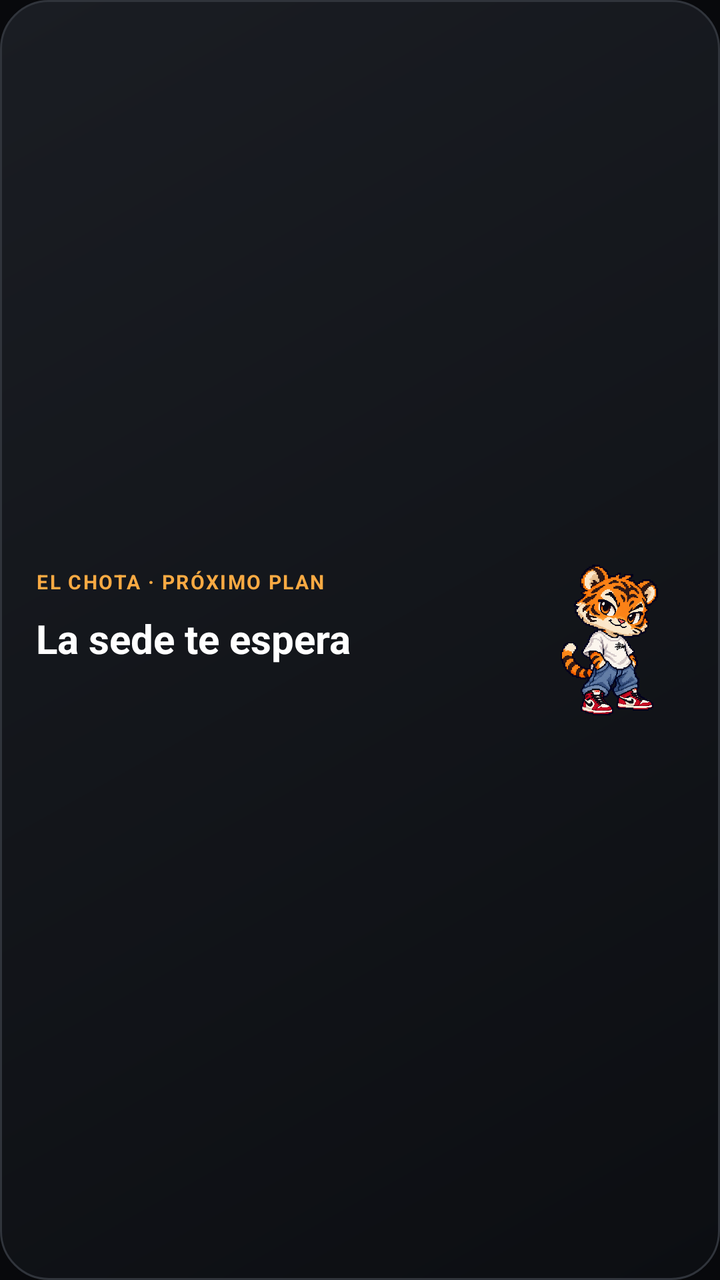
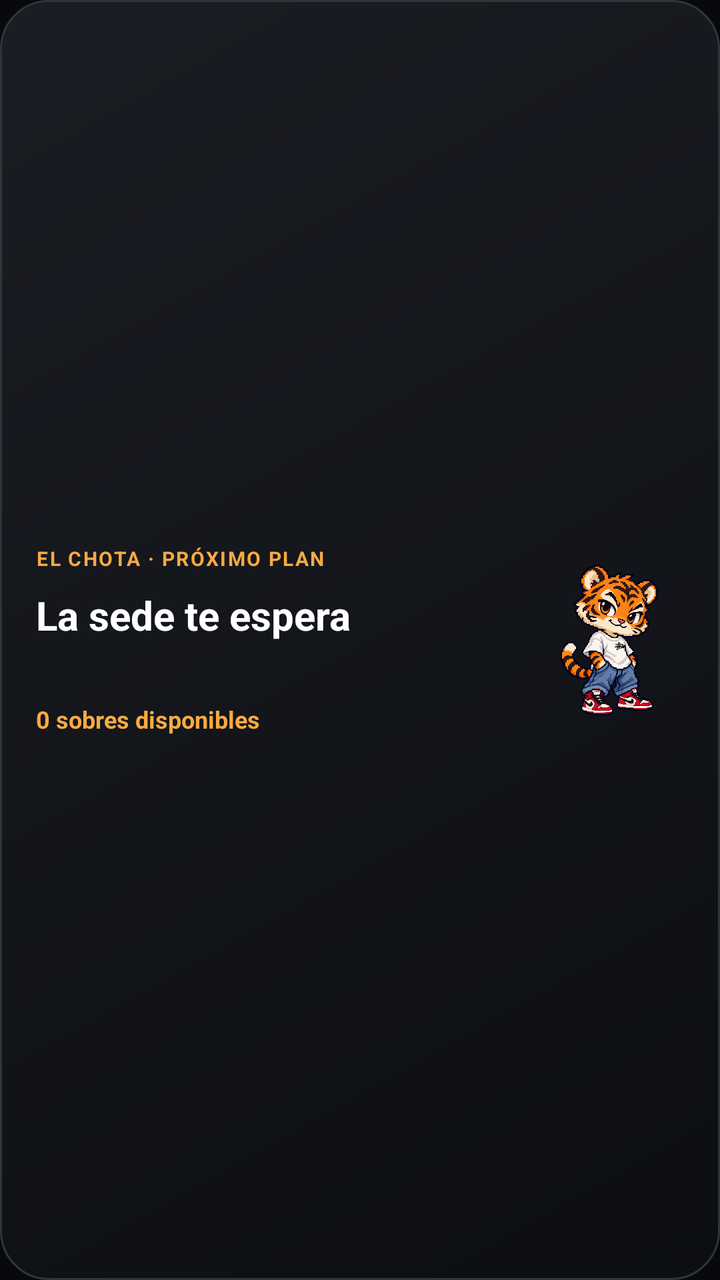

Screens rendered from an Android XML layout before and after an edit, with the pre-edit source and the edit as a unified diff.
<!-- AndroidManifest.xml: application theme AppTheme -->
<!-- res/layout/club_plan_widget.xml -->
<?xml version="1.0" encoding="utf-8"?>
<LinearLayout xmlns:android="http://schemas.android.com/apk/res/android" android:id="@+id/widget_root" android:layout_width="match_parent" android:layout_height="match_parent" android:orientation="horizontal" android:gravity="center_vertical" android:padding="18dp" android:background="@drawable/club_widget_background">
  <LinearLayout android:layout_width="0dp" android:layout_height="wrap_content" android:layout_weight="1" android:orientation="vertical">
    <TextView android:id="@+id/widget_eyebrow" android:layout_width="match_parent" android:layout_height="wrap_content" android:text="EL CHOTA · PRÓXIMO PLAN" android:textColor="#F9AA43" android:textSize="10sp" android:textStyle="bold" android:letterSpacing="0.08" />
    <TextView android:id="@+id/widget_title" android:layout_width="match_parent" android:layout_height="wrap_content" android:layout_marginTop="8dp" android:text="La sede te espera" android:textColor="#FFFFFF" android:textSize="20sp" android:textStyle="bold" android:maxLines="2" android:ellipsize="end" />
    <TextView android:id="@+id/widget_detail" android:layout_width="match_parent" android:layout_height="wrap_content" android:layout_marginTop="7dp" android:textColor="#B9BEC5" android:textSize="12sp" android:maxLines="2" android:ellipsize="end" />
  </LinearLayout>
  <ImageView android:layout_width="75dp" android:layout_height="100dp" android:layout_marginStart="8dp" android:src="@drawable/chota_widget" android:scaleType="fitCenter" android:contentDescription="El Chota" />
</LinearLayout>
<!-- resources referenced by this layout -->
<resources>
  <!-- drawable chota_widget: png bitmap (drawable, 876520 bytes) -->
  <!-- drawable club_widget_background (drawable) -->
  <?xml version="1.0" encoding="utf-8"?>
  <shape xmlns:android="http://schemas.android.com/apk/res/android"><gradient android:angle="315" android:startColor="#1A1D23" android:endColor="#0C0E12" /><corners android:radius="24dp" /><stroke android:width="1dp" android:color="#30343B" /></shape>
  <style name="AppTheme" parent="Theme.AppCompat.DayNight.NoActionBar">
          <item name="colorPrimary">#08090c</item>
          <item name="colorPrimaryDark">#08090c</item>
          <item name="colorAccent">#f5ca5c</item>
          <item name="android:windowLightStatusBar">false</item>
          <item name="android:windowLightNavigationBar">false</item>
          <item name="android:windowBackground">#08090c</item>
          <item name="android:navigationBarColor">#08090c</item>
          <item name="android:statusBarColor">#08090c</item>
      </style>
</resources>

<!-- the commit's change to res/layout/club_plan_widget.xml (unified diff, before → after) -->
@@ -4,6 +4,7 @@
     <TextView android:id="@+id/widget_eyebrow" android:layout_width="match_parent" android:layout_height="wrap_content" android:text="EL CHOTA · PRÓXIMO PLAN" android:textColor="#F9AA43" android:textSize="10sp" android:textStyle="bold" android:letterSpacing="0.08" />
     <TextView android:id="@+id/widget_title" android:layout_width="match_parent" android:layout_height="wrap_content" android:layout_marginTop="8dp" android:text="La sede te espera" android:textColor="#FFFFFF" android:textSize="20sp" android:textStyle="bold" android:maxLines="2" android:ellipsize="end" />
     <TextView android:id="@+id/widget_detail" android:layout_width="match_parent" android:layout_height="wrap_content" android:layout_marginTop="7dp" android:textColor="#B9BEC5" android:textSize="12sp" android:maxLines="2" android:ellipsize="end" />
+    <TextView android:id="@+id/widget_packs" android:layout_width="match_parent" android:layout_height="wrap_content" android:layout_marginTop="7dp" android:text="0 sobres disponibles" android:textColor="#F9AA43" android:textSize="12sp" android:textStyle="bold" android:maxLines="1" android:ellipsize="end" />
   </LinearLayout>
   <ImageView android:layout_width="75dp" android:layout_height="100dp" android:layout_marginStart="8dp" android:src="@drawable/chota_widget" android:scaleType="fitCenter" android:contentDescription="El Chota" />
 </LinearLayout>
